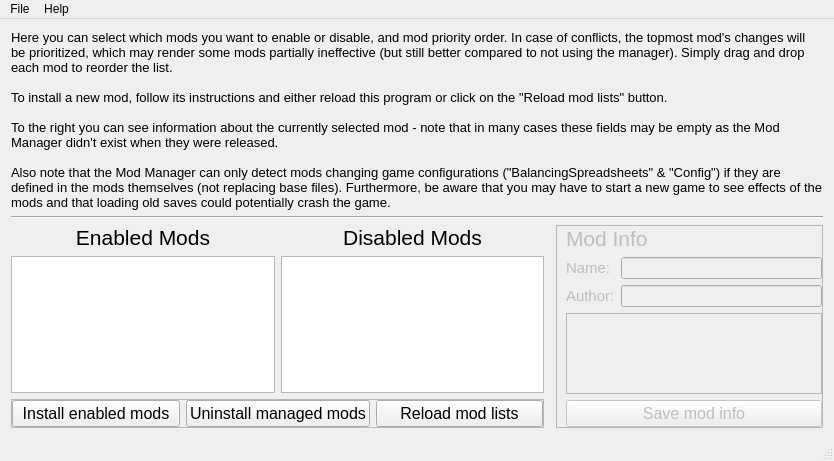
leiftiger/EG_Tools, file modmanager/UI_MainWindow.ui: the form before one commit.
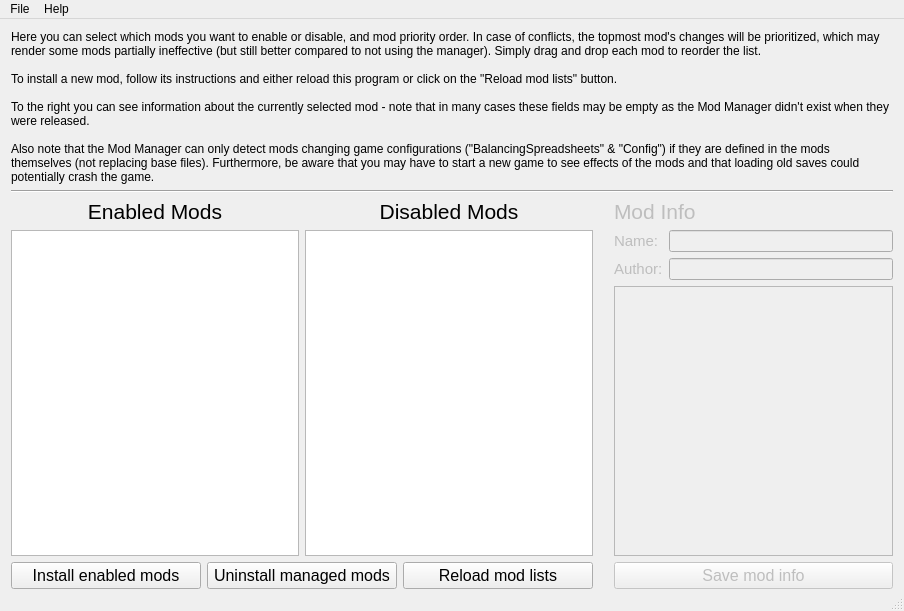
The form after the commit.

Diff of the .ui file:
```diff
--- a/modmanager/UI_MainWindow.ui
+++ b/modmanager/UI_MainWindow.ui
@@ -6,8 +6,8 @@
    <rect>
     <x>0</x>
     <y>0</y>
-    <width>834</width>
-    <height>461</height>
+    <width>904</width>
+    <height>611</height>
    </rect>
   </property>
   <property name="minimumSize">
@@ -21,6 +21,9 @@
   </property>
   <widget class="QWidget" name="centralWidget">
    <layout class="QGridLayout" name="gridLayout">
+    <property name="bottomMargin">
+     <number>0</number>
+    </property>
     <item row="3" column="2">
      <widget class="QListWidget" name="listWidgetDisabled">
       <property name="acceptDrops">
@@ -79,7 +82,7 @@
     <item row="4" column="1" colspan="2">
      <widget class="QFrame" name="frame_2">
       <property name="frameShape">
-       <enum>QFrame::StyledPanel</enum>
+       <enum>QFrame::NoFrame</enum>
       </property>
       <property name="frameShadow">
        <enum>QFrame::Raised</enum>
@@ -99,6 +102,12 @@
        </property>
        <item>
         <widget class="QPushButton" name="buttonInstallMods">
+         <property name="maximumSize">
+          <size>
+           <width>16777215</width>
+           <height>32</height>
+          </size>
+         </property>
          <property name="font">
           <font>
            <pointsize>12</pointsize>
@@ -114,6 +123,12 @@
        </item>
        <item>
         <widget class="QPushButton" name="buttonUninstallMods">
+         <property name="maximumSize">
+          <size>
+           <width>16777215</width>
+           <height>32</height>
+          </size>
+         </property>
          <property name="font">
           <font>
            <pointsize>12</pointsize>
@@ -129,6 +144,12 @@
        </item>
        <item>
         <widget class="QPushButton" name="buttonReloadList">
+         <property name="maximumSize">
+          <size>
+           <width>16777215</width>
+           <height>32</height>
+          </size>
+         </property>
          <property name="font">
           <font>
            <pointsize>12</pointsize>
@@ -151,7 +172,7 @@
        <bool>false</bool>
       </property>
       <property name="frameShape">
-       <enum>QFrame::StyledPanel</enum>
+       <enum>QFrame::NoFrame</enum>
       </property>
       <property name="frameShadow">
        <enum>QFrame::Raised</enum>
@@ -227,6 +248,12 @@
        </item>
        <item row="4" column="0" colspan="2">
         <widget class="QPushButton" name="buttonSaveInfo">
+         <property name="maximumSize">
+          <size>
+           <width>16777215</width>
+           <height>32</height>
+          </size>
+         </property>
          <property name="font">
           <font>
            <pointsize>12</pointsize>
@@ -262,7 +289,7 @@
      <widget class="QLabel" name="label_3">
       <property name="font">
        <font>
-        <pointsize>10</pointsize>
+        <pointsize>9</pointsize>
        </font>
       </property>
       <property name="text">
@@ -296,8 +323,8 @@
     <rect>
      <x>0</x>
      <y>0</y>
-     <width>834</width>
-     <height>21</height>
+     <width>904</width>
+     <height>34</height>
     </rect>
    </property>
    <widget class="QMenu" name="menuSet_File">
```
